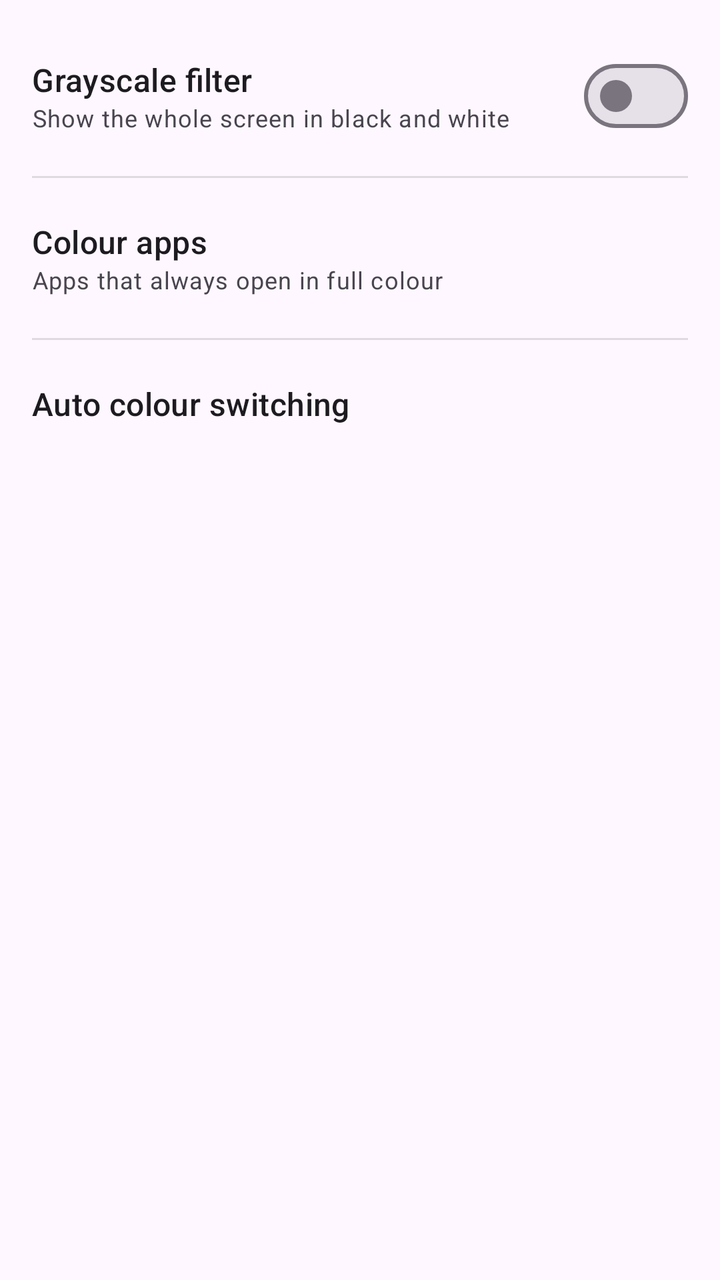
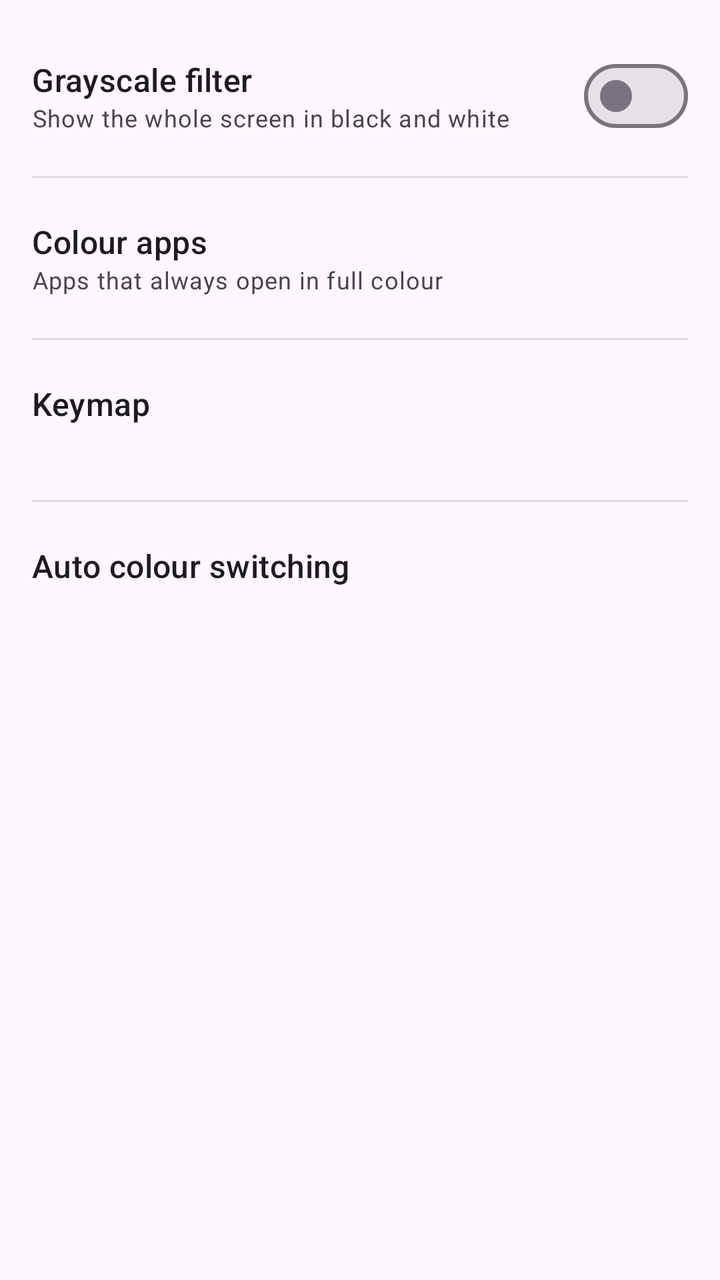

Screens rendered from an Android XML layout before and after an edit, with the pre-edit source and the edit as a unified diff.
<!-- AndroidManifest.xml: application theme Theme.Lightson -->
<!-- res/layout/activity_main.xml -->
<?xml version="1.0" encoding="utf-8"?>
<ScrollView xmlns:android="http://schemas.android.com/apk/res/android"
    android:layout_width="match_parent"
    android:layout_height="match_parent">

    <LinearLayout
        android:layout_width="match_parent"
        android:layout_height="wrap_content"
        android:orientation="vertical"
        android:padding="16dp">

        <com.google.android.material.card.MaterialCardView
            android:id="@+id/permission_card"
            android:layout_width="match_parent"
            android:layout_height="wrap_content"
            android:layout_marginBottom="16dp"
            android:visibility="gone">

            <LinearLayout
                android:layout_width="match_parent"
                android:layout_height="wrap_content"
                android:orientation="vertical"
                android:padding="16dp">

                <TextView
                    android:layout_width="wrap_content"
                    android:layout_height="wrap_content"
                    android:text="@string/permission_title"
                    android:textAppearance="?attr/textAppearanceTitleMedium" />

                <TextView
                    android:layout_width="match_parent"
                    android:layout_height="wrap_content"
                    android:layout_marginTop="8dp"
                    android:text="@string/permission_body"
                    android:textAppearance="?attr/textAppearanceBodyMedium" />

                <TextView
                    android:layout_width="match_parent"
                    android:layout_height="wrap_content"
                    android:layout_marginTop="8dp"
                    android:fontFamily="monospace"
                    android:text="@string/permission_command"
                    android:textIsSelectable="true"
                    android:textSize="12sp" />
            </LinearLayout>
        </com.google.android.material.card.MaterialCardView>

        <LinearLayout
            android:layout_width="match_parent"
            android:layout_height="wrap_content"
            android:gravity="center_vertical"
            android:minHeight="64dp"
            android:orientation="horizontal">

            <LinearLayout
                android:layout_width="0dp"
                android:layout_height="wrap_content"
                android:layout_weight="1"
                android:orientation="vertical">

                <TextView
                    android:layout_width="wrap_content"
                    android:layout_height="wrap_content"
                    android:text="@string/filter_switch_title"
                    android:textAppearance="?attr/textAppearanceTitleMedium" />

                <TextView
                    android:layout_width="wrap_content"
                    android:layout_height="wrap_content"
                    android:text="@string/filter_switch_subtitle"
                    android:textAppearance="?attr/textAppearanceBodySmall" />
            </LinearLayout>

            <com.google.android.material.materialswitch.MaterialSwitch
                android:id="@+id/filter_switch"
                android:layout_width="wrap_content"
                android:layout_height="wrap_content" />
        </LinearLayout>

        <View
            android:layout_width="match_parent"
            android:layout_height="1dp"
            android:layout_marginVertical="8dp"
            android:background="?android:attr/listDivider" />

        <LinearLayout
            android:id="@+id/color_apps_row"
            android:layout_width="match_parent"
            android:layout_height="wrap_content"
            android:background="?attr/selectableItemBackground"
            android:minHeight="64dp"
            android:gravity="center_vertical"
            android:orientation="vertical"
            android:paddingVertical="12dp">

            <TextView
                android:layout_width="wrap_content"
                android:layout_height="wrap_content"
                android:text="@string/color_apps_title"
                android:textAppearance="?attr/textAppearanceTitleMedium" />

            <TextView
                android:layout_width="wrap_content"
                android:layout_height="wrap_content"
                android:text="@string/color_apps_subtitle"
                android:textAppearance="?attr/textAppearanceBodySmall" />
        </LinearLayout>

        <View
            android:layout_width="match_parent"
            android:layout_height="1dp"
            android:layout_marginVertical="8dp"
            android:background="?android:attr/listDivider" />

        <LinearLayout
            android:id="@+id/accessibility_row"
            android:layout_width="match_parent"
            android:layout_height="wrap_content"
            android:background="?attr/selectableItemBackground"
            android:minHeight="64dp"
            android:gravity="center_vertical"
            android:orientation="vertical"
            android:paddingVertical="12dp">

            <TextView
                android:layout_width="wrap_content"
                android:layout_height="wrap_content"
                android:text="@string/accessibility_row_title"
                android:textAppearance="?attr/textAppearanceTitleMedium" />

            <TextView
                android:id="@+id/service_status"
                android:layout_width="wrap_content"
                android:layout_height="wrap_content"
                android:textAppearance="?attr/textAppearanceBodySmall" />
        </LinearLayout>

    </LinearLayout>
</ScrollView>
<!-- resources referenced by this layout -->
<resources>
  <string name="accessibility_row_title">Auto colour switching</string>
  <string name="color_apps_subtitle">Apps that always open in full colour</string>
  <string name="color_apps_title">Colour apps</string>
  <string name="filter_switch_subtitle">Show the whole screen in black and white</string>
  <string name="filter_switch_title">Grayscale filter</string>
  <string name="permission_body">Lightson needs WRITE_SECURE_SETTINGS to control the colour filter. Connect your phone to a computer with adb and run:</string>
  <string name="permission_command">adb shell pm grant app.lightson android.permission.WRITE_SECURE_SETTINGS</string>
  <string name="permission_title">Permission required</string>
  <style name="Theme.Lightson" parent="Theme.Material3.DayNight" />
</resources>

<!-- the commit's change to res/layout/activity_main.xml (unified diff, before → after) -->
@@ -114,6 +114,35 @@
             android:background="?android:attr/listDivider" />
 
         <LinearLayout
+            android:id="@+id/keymap_row"
+            android:layout_width="match_parent"
+            android:layout_height="wrap_content"
+            android:background="?attr/selectableItemBackground"
+            android:minHeight="64dp"
+            android:gravity="center_vertical"
+            android:orientation="vertical"
+            android:paddingVertical="12dp">
+
+            <TextView
+                android:layout_width="wrap_content"
+                android:layout_height="wrap_content"
+                android:text="@string/keymap_row_title"
+                android:textAppearance="?attr/textAppearanceTitleMedium" />
+
+            <TextView
+                android:id="@+id/keymap_value"
+                android:layout_width="wrap_content"
+                android:layout_height="wrap_content"
+                android:textAppearance="?attr/textAppearanceBodySmall" />
+        </LinearLayout>
+
+        <View
+            android:layout_width="match_parent"
+            android:layout_height="1dp"
+            android:layout_marginVertical="8dp"
+            android:background="?android:attr/listDivider" />
+
+        <LinearLayout
             android:id="@+id/accessibility_row"
             android:layout_width="match_parent"
             android:layout_height="wrap_content"
<!-- resource entries referenced after the edit -->
@@ -5,6 +5,7 @@
   <string name="color_apps_title">Colour apps</string>
   <string name="filter_switch_subtitle">Show the whole screen in black and white</string>
   <string name="filter_switch_title">Grayscale filter</string>
+  <string name="keymap_row_title">Keymap</string>
   <string name="permission_body">Lightson needs WRITE_SECURE_SETTINGS to control the colour filter. Connect your phone to a computer with adb and run:</string>
   <string name="permission_command">adb shell pm grant app.lightson android.permission.WRITE_SECURE_SETTINGS</string>
   <string name="permission_title">Permission required</string>
